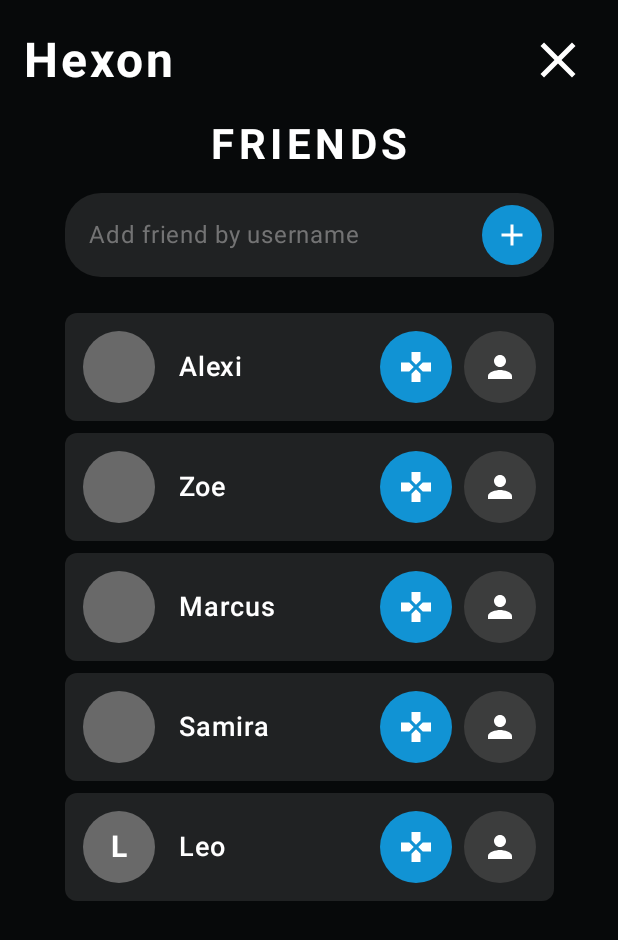
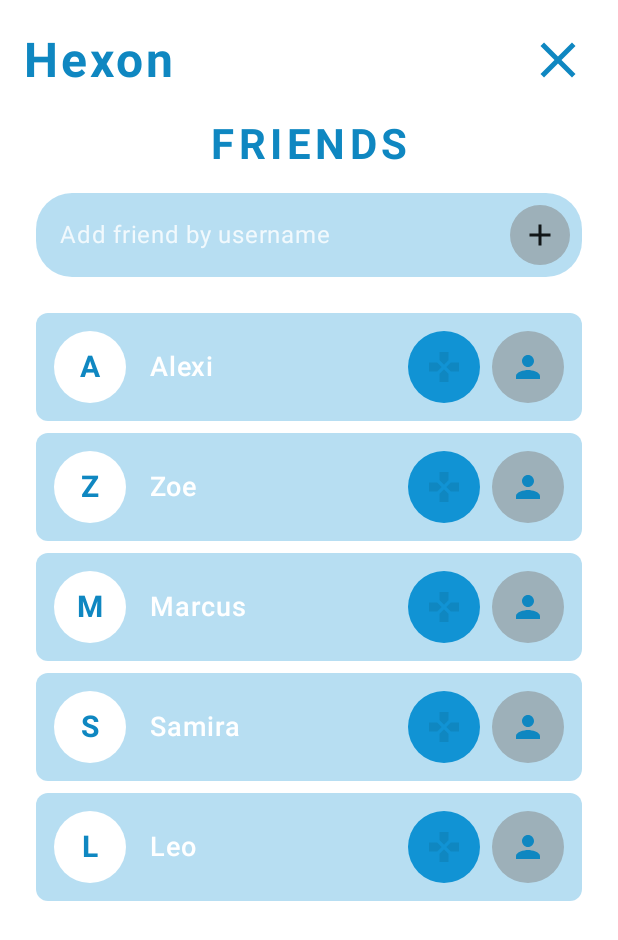
Before and after one commit to Erkko68/HexonKMP, an Android app built with Jetpack Compose: the FriendsScreen screen opened through its navigation route, on a phone screen of 412 x 824 dp. Shown: the top 940 px of the screen. Run offline under Robolectric (Android 15) with nearby library versions, the phone set to English and light mode, and no system bars.

Commit message:
More FriendsScreen.kt improvements, removed status bar for both iOS and android.
Relates to #1.

```diff
--- a/composeApp/src/androidMain/kotlin/eric/bitria/hexon/MainActivity.kt
+++ b/composeApp/src/androidMain/kotlin/eric/bitria/hexon/MainActivity.kt
@@ -4,14 +4,25 @@ import android.os.Bundle
 import androidx.activity.ComponentActivity
 import androidx.activity.compose.setContent
 import androidx.activity.enableEdgeToEdge
+import androidx.core.view.WindowInsetsCompat         // 1. Add this import
+import androidx.core.view.WindowInsetsControllerCompat // 2. Add this import
 
 class MainActivity : ComponentActivity() {
     override fun onCreate(savedInstanceState: Bundle?) {
+        super.onCreate(savedInstanceState)
+
         enableEdgeToEdge()
-        super.onCreate(savedInstanceState)
 
         setContent {
             App()
         }
+
+        val windowInsetsController =
+            WindowInsetsControllerCompat(window, window.decorView)
+
+        windowInsetsController.hide(WindowInsetsCompat.Type.statusBars())
+
+        windowInsetsController.systemBarsBehavior =
+            WindowInsetsControllerCompat.BEHAVIOR_SHOW_TRANSIENT_BARS_BY_SWIPE
     }
 }
--- /dev/null
+++ b/composeApp/src/commonMain/kotlin/eric/bitria/hexon/ui/components/friends/AddFriendInput.kt
@@ -0,0 +1,90 @@
+package eric.bitria.hexon.ui.components.friends
+
+import androidx.compose.foundation.background
+import androidx.compose.foundation.layout.PaddingValues
+import androidx.compose.foundation.layout.Row
+import androidx.compose.foundation.layout.fillMaxWidth
+import androidx.compose.foundation.layout.padding
+import androidx.compose.foundation.layout.size
+import androidx.compose.foundation.shape.CircleShape
+import androidx.compose.foundation.shape.RoundedCornerShape
+import androidx.compose.foundation.text.BasicTextField
+import androidx.compose.material.icons.Icons
+import androidx.compose.material.icons.filled.Add
+import androidx.compose.material3.Button
+import androidx.compose.material3.ButtonDefaults
+import androidx.compose.material3.Icon
+import androidx.compose.material3.MaterialTheme
+import androidx.compose.material3.Text
+import androidx.compose.runtime.Composable
+import androidx.compose.runtime.getValue
+import androidx.compose.runtime.mutableStateOf
+import androidx.compose.runtime.remember
+import androidx.compose.runtime.setValue
+import androidx.compose.ui.Alignment
+import androidx.compose.ui.Modifier
+import androidx.compose.ui.draw.clip
+import androidx.compose.ui.graphics.Color
+import androidx.compose.ui.graphics.SolidColor
+import androidx.compose.ui.text.TextStyle
+import androidx.compose.ui.unit.dp
+import androidx.compose.ui.unit.sp
+
+@Composable
+fun AddFriendInput(
+    onAddFriend: (String) -> Unit
+) {
+    var text by remember { mutableStateOf("") }
+
+    Row(
+        modifier = Modifier
+            .fillMaxWidth()
+            .clip(RoundedCornerShape(24.dp))
+            .background(MaterialTheme.colorScheme.primaryContainer.copy(alpha = 0.3f))
+            .padding(8.dp),
+        verticalAlignment = Alignment.CenterVertically
+    ) {
+        BasicTextField(
+            value = text,
+            onValueChange = { text = it },
+            modifier = Modifier
+                .weight(1f)
+                .padding(horizontal = 8.dp, vertical = 8.dp),
+            textStyle = TextStyle(
+                color = MaterialTheme.colorScheme.onPrimaryContainer,
+                fontSize = 16.sp,
+            ),
+            singleLine = true,
+            cursorBrush = SolidColor(MaterialTheme.colorScheme.onPrimaryContainer),
+            decorationBox = { innerTextField ->
+                if (text.isEmpty()) {
+                    Text(
+                        text = "Add friend by username",
+                        color = MaterialTheme.colorScheme.onPrimaryContainer.copy(alpha = 0.8f),
+                        fontSize = 16.sp
+                    )
+                }
+                innerTextField()
+            }
+        )
+
+        Button(
+            onClick = {
+                onAddFriend(text)
+                text = ""
+            },
+            modifier = Modifier
+                .size(40.dp)
+                .clip(CircleShape),
+            colors = ButtonDefaults.buttonColors(containerColor = MaterialTheme.colorScheme.secondaryContainer),
+            contentPadding = PaddingValues(0.dp)
+        ) {
+            Icon(
+                imageVector = Icons.Default.Add,
+                contentDescription = "Add Friend",
+                tint = MaterialTheme.colorScheme.onSecondaryContainer,
+                modifier = Modifier.size(24.dp)
+            )
+        }
+    }
+}
--- /dev/null
+++ b/composeApp/src/commonMain/kotlin/eric/bitria/hexon/ui/components/friends/FriendListItem.kt
@@ -0,0 +1,107 @@
+package eric.bitria.hexon.ui.components.friends
+
+import androidx.compose.foundation.background
+import androidx.compose.foundation.layout.Arrangement
+import androidx.compose.foundation.layout.Box
+import androidx.compose.foundation.layout.Row
+import androidx.compose.foundation.layout.fillMaxWidth
+import androidx.compose.foundation.layout.padding
+import androidx.compose.foundation.layout.size
+import androidx.compose.foundation.shape.CircleShape
+import androidx.compose.foundation.shape.RoundedCornerShape
+import androidx.compose.material.icons.Icons
+import androidx.compose.material.icons.filled.Gamepad
+import androidx.compose.material.icons.filled.Person
+import androidx.compose.material3.Icon
+import androidx.compose.material3.IconButton
+import androidx.compose.material3.MaterialTheme
+import androidx.compose.material3.Text
+import androidx.compose.runtime.Composable
+import androidx.compose.ui.Alignment
+import androidx.compose.ui.Modifier
+import androidx.compose.ui.draw.clip
+import androidx.compose.ui.text.font.FontWeight
+import androidx.compose.ui.unit.dp
+import androidx.compose.ui.unit.sp
+import eric.bitria.hexon.viewmodel.Friend
+
+@Composable
+fun FriendListItem(
+    friend: Friend,
+    onInvite: (Friend) -> Unit,
+    onViewProfile: (Friend) -> Unit
+) {
+    Row(
+        modifier = Modifier
+            .fillMaxWidth()
+            .clip(RoundedCornerShape(8.dp))
+            .background(MaterialTheme.colorScheme.primaryContainer.copy(alpha = 0.3f))
+            .padding(12.dp),
+        horizontalArrangement = Arrangement.SpaceBetween,
+        verticalAlignment = Alignment.CenterVertically
+    ) {
+        // Left Side: Avatar and Username
+        Row(
+            verticalAlignment = Alignment.CenterVertically,
+            horizontalArrangement = Arrangement.spacedBy(16.dp)
+        ) {
+            // User Letter
+            Box(
+                modifier = Modifier
+                    .size(48.dp)
+                    .clip(CircleShape)
+                    .background(MaterialTheme.colorScheme.onPrimaryContainer),
+                contentAlignment = Alignment.Center
+            ) {
+                Text(
+                    text = friend.username.firstOrNull()?.toString() ?: "",
+                    color = MaterialTheme.colorScheme.primary,
+                    fontSize = 20.sp,
+                    fontWeight = FontWeight.Bold
+                )
+            }
+
+            Text(
+                text = friend.username,
+                color = MaterialTheme.colorScheme.onPrimaryContainer,
+                fontSize = 18.sp,
+                fontWeight = FontWeight.SemiBold
+            )
+        }
+
+        // Right Side: Action Buttons
+        Row(horizontalArrangement = Arrangement.spacedBy(8.dp)) {
+            // Invite to Game Button
+            IconButton(
+                onClick = {onInvite(friend)},
+                modifier = Modifier
+                    .size(48.dp)
+                    .clip(CircleShape)
+                    .background(color = MaterialTheme.colorScheme.primaryContainer),
+                content = {
+                    Icon(
+                        imageVector = Icons.Default.Gamepad,
+                        contentDescription = null,
+                        tint = MaterialTheme.colorScheme.primary
+                    )
+                }
+            )
+
+            // View Profile Button
+            IconButton(
+                onClick = { onViewProfile(friend) },
+                modifier = Modifier
+                    .size(48.dp)
+                    .clip(CircleShape)
+                    .background(color = MaterialTheme.colorScheme.secondaryContainer),
+                content = {
+                    Icon(
+                        imageVector = Icons.Default.Person,
+                        contentDescription = null,
+                        tint = MaterialTheme.colorScheme.primary
+                    )
+                }
+            )
+        }
+    }
+}
--- a/composeApp/src/commonMain/kotlin/eric/bitria/hexon/ui/screens/FriendsScreen.kt
+++ b/composeApp/src/commonMain/kotlin/eric/bitria/hexon/ui/screens/FriendsScreen.kt
@@ -14,39 +14,25 @@ import androidx.compose.foundation.layout.padding
 import androidx.compose.foundation.layout.size
 import androidx.compose.foundation.lazy.LazyColumn
 import androidx.compose.foundation.lazy.items
-import androidx.compose.foundation.shape.CircleShape
-import androidx.compose.foundation.shape.RoundedCornerShape
-import androidx.compose.foundation.text.BasicTextField
 import androidx.compose.material.icons.Icons
-import androidx.compose.material.icons.filled.Add
 import androidx.compose.material.icons.filled.Close
-import androidx.compose.material.icons.filled.Gamepad
-import androidx.compose.material.icons.filled.Person
-import androidx.compose.material3.Button
-import androidx.compose.material3.ButtonDefaults
 import androidx.compose.material3.Icon
 import androidx.compose.material3.IconButton
 import androidx.compose.material3.MaterialTheme
 import androidx.compose.material3.Text
 import androidx.compose.runtime.Composable
-import androidx.compose.runtime.collectAsState // --- CHANGE 1: Add import
+import androidx.compose.runtime.collectAsState
 import androidx.compose.runtime.getValue
-import androidx.compose.runtime.mutableStateOf // --- CHANGE 2: Add imports
-import androidx.compose.runtime.remember
-import androidx.compose.runtime.setValue
 import androidx.compose.ui.Alignment
 import androidx.compose.ui.Modifier
-import androidx.compose.ui.draw.clip
 import androidx.compose.ui.graphics.Color
-import androidx.compose.ui.graphics.SolidColor
-import androidx.compose.ui.graphics.vector.ImageVector
-import androidx.compose.ui.text.TextStyle
 import androidx.compose.ui.text.font.FontWeight
 import androidx.compose.ui.unit.dp
 import androidx.compose.ui.unit.sp
 import androidx.lifecycle.viewmodel.compose.viewModel
 import eric.bitria.hexon.theme.HexonTheme
-import eric.bitria.hexon.viewmodel.Friend
+import eric.bitria.hexon.ui.components.friends.AddFriendInput
+import eric.bitria.hexon.ui.components.friends.FriendListItem
 import eric.bitria.hexon.viewmodel.FriendsViewModel
 import org.jetbrains.compose.ui.tooling.preview.Preview
 
@@ -57,15 +43,17 @@ fun FriendsScreen(
 ) {
     val friends by friendsViewModel.friendsList.collectAsState()
 
+    HexonTheme {
+
         Box(
             modifier = Modifier
                 .fillMaxSize()
-            .background(Color(0xFF111618))
+                .background(MaterialTheme.colorScheme.background)
         ) {
             Box(
                 modifier = Modifier
                     .fillMaxSize()
-                .background(Color.Black.copy(alpha = 0.6f))
+                    .background(MaterialTheme.colorScheme.background.copy(alpha = 0.6f))
             )
 
             Column(
@@ -74,6 +62,7 @@ fun FriendsScreen(
                     .padding(16.dp),
                 horizontalAlignment = Alignment.CenterHorizontally
             ) {
+                // Header Row
                 Row(
                     modifier = Modifier.fillMaxWidth(),
                     horizontalArrangement = Arrangement.SpaceBetween,
@@ -82,7 +71,7 @@ fun FriendsScreen(
                     Text(
                         text = "Hexon",
                         style = MaterialTheme.typography.headlineLarge.copy(
-                        color = Color.White,
+                            color = MaterialTheme.colorScheme.primary,
                             fontWeight = FontWeight.Bold,
                             letterSpacing = 2.sp
                         )
@@ -91,31 +80,35 @@ fun FriendsScreen(
                         Icon(
                             imageVector = Icons.Default.Close,
                             contentDescription = "Close",
-                        tint = Color.White,
+                            tint = MaterialTheme.colorScheme.primary,
                             modifier = Modifier.size(40.dp)
                         )
                     }
                 }
 
-
                 Text(
                     text = "FRIENDS",
                     style = MaterialTheme.typography.headlineMedium.copy(
-                    color = Color.White,
+                        color = MaterialTheme.colorScheme.primary,
                         fontWeight = FontWeight.Bold,
                         letterSpacing = 3.sp
                     ),
                     modifier = Modifier.padding(top = 16.dp, bottom = 16.dp)
                 )
 
+                // Content Column
                 Column(
-                modifier = Modifier.fillMaxWidth(0.9f).then(
+                    modifier = Modifier
+                        .fillMaxWidth()
+                        .then(
                             Modifier.padding(horizontal = 8.dp)
                         )
                 ) {
 
                     AddFriendInput(
-                    onAddFriend = {}
+                        onAddFriend = { username ->
+                            /* TODO: Handle add friend action */
+                        }
                     )
 
                     Spacer(modifier = Modifier.height(24.dp))
@@ -126,161 +119,17 @@ fun FriendsScreen(
                         verticalArrangement = Arrangement.spacedBy(8.dp)
                     ) {
                         items(friends, key = { it.id }) { friend ->
-                        FriendListItem(friend = friend)
+                            FriendListItem(
+                                friend = friend,
+                                onInvite = { /* TODO: Handle invite click */ },
+                                onViewProfile = { /* TODO: Handle profile click */ }
+                            )
                         }
                     }
                 }
             }
         }
     }
-
-@Composable
-fun AddFriendInput(
-    onAddFriend: (String) -> Unit // --- CHANGE 6: Add callback parameter
-) {
-    var text by remember { mutableStateOf("") }
-
-    Row(
-        modifier = Modifier
-            .fillMaxWidth()
-            .clip(RoundedCornerShape(24.dp))
-            .background(Color.White.copy(alpha = 0.1f))
-            .padding(8.dp),
-        verticalAlignment = Alignment.CenterVertically
-    ) {
-        BasicTextField(
-            value = text,
-            onValueChange = { text = it },
-            modifier = Modifier
-                .weight(1f)
-                .padding(horizontal = 8.dp, vertical = 8.dp),
-            textStyle = TextStyle(
-                color = Color.White,
-                fontSize = 16.sp,
-            ),
-            singleLine = true, // Good practice
-            cursorBrush = SolidColor(MaterialTheme.colorScheme.primary),
-            decorationBox = { innerTextField ->
-                if (text.isEmpty()) {
-                    Text(
-                        text = "Add friend by username",
-                        color = Color.Gray.copy(alpha = 0.8f),
-                        fontSize = 16.sp
-                    )
-                }
-                innerTextField()
-            }
-        )
-
-        Button(
-            onClick = {
-                onAddFriend(text)
-                text = ""
-            },
-            modifier = Modifier
-                .size(40.dp)
-                .clip(CircleShape),
-            colors = ButtonDefaults.buttonColors(containerColor = Color(0xFF1193d4)),
-            contentPadding = PaddingValues(0.dp)
-        ) {
-            Icon(
-                imageVector = Icons.Default.Add,
-                contentDescription = "Add Friend",
-                tint = Color.White,
-                modifier = Modifier.size(24.dp)
-            )
-        }
-    }
-}
-
-@Composable
-fun FriendListItem(friend: Friend) {
-    Row(
-        modifier = Modifier
-            .fillMaxWidth()
-            .clip(RoundedCornerShape(8.dp))
-            .background(Color.White.copy(alpha = 0.1f))
-            .padding(12.dp),
-        horizontalArrangement = Arrangement.SpaceBetween,
-        verticalAlignment = Alignment.CenterVertically
-    ) {
-        // Left Side: Avatar and Username
-        Row(
-            verticalAlignment = Alignment.CenterVertically,
-            horizontalArrangement = Arrangement.spacedBy(16.dp)
-        ) {
-            // Avatar/Initial Placeholder
-            FriendAvatar(friend = friend)
-
-            Text(
-                text = friend.username,
-                color = Color.White,
-                fontSize = 18.sp,
-                fontWeight = FontWeight.SemiBold
-            )
-        }
-
-        // Right Side: Action Buttons
-        Row(horizontalArrangement = Arrangement.spacedBy(8.dp)) {
-            // Invite to Game Button (Blue)
-            ActionButton(
-                icon = Icons.Default.Gamepad,
-                backgroundColor = Color(0xFF1193d4),
-                onClick = { /* Invite action */ }
-            )
-
-            // View Profile Button (Gray)
-            ActionButton(
-                icon = Icons.Default.Person,
-                backgroundColor = Color.DarkGray.copy(alpha = 0.8f),
-                onClick = { /* Profile action */ }
-            )
-        }
-    }
-}
-
-@Composable
-fun FriendAvatar(friend: Friend) {
-    Box(
-        modifier = Modifier
-            .size(48.dp)
-            .clip(CircleShape)
-            .background(Color.Gray.copy(alpha = 0.7f)),
-        contentAlignment = Alignment.Center
-    ) {
-        if (friend.avatarUrl != null) {
-
-        } else {
-            Text(
-                text = friend.username.firstOrNull()?.toString() ?: "",
-                color = Color.White,
-                fontSize = 20.sp,
-                fontWeight = FontWeight.Bold
-            )
-        }
-    }
-}
-
-@Composable
-fun ActionButton(
-    icon: ImageVector,
-    backgroundColor: Color,
-    onClick: () -> Unit
-) {
-    IconButton(
-        onClick = onClick,
-        modifier = Modifier
-            .size(48.dp)
-            .clip(CircleShape)
-            .background(backgroundColor),
-        content = {
-            Icon(
-                imageVector = icon,
-                contentDescription = null,
-                tint = Color.White
-            )
-        }
-    )
 }
 
 @Preview(showBackground = true, widthDp = 400, heightDp = 700)
--- a/composeApp/src/commonMain/kotlin/eric/bitria/hexon/ui/screens/LoginScreen.kt
+++ b/composeApp/src/commonMain/kotlin/eric/bitria/hexon/ui/screens/LoginScreen.kt
@@ -49,6 +49,7 @@ import androidx.compose.ui.text.input.KeyboardType
 import androidx.compose.ui.text.input.PasswordVisualTransformation
 import androidx.compose.ui.text.style.TextAlign
 import androidx.compose.ui.unit.dp
+import androidx.compose.ui.unit.sp
 import androidx.lifecycle.viewmodel.compose.viewModel
 import eric.bitria.hexon.theme.HexonTheme
 import eric.bitria.hexon.viewmodel.LoginState
@@ -89,7 +90,8 @@ fun LoginScreen(
                     "Hexon",
                     style = MaterialTheme.typography.headlineLarge.copy(
                         fontWeight = FontWeight.Bold,
-                        color = MaterialTheme.colorScheme.primary
+                        color = MaterialTheme.colorScheme.primary,
+                        letterSpacing = 2.sp
                     ),
                     textAlign = TextAlign.Center
                 )
--- a/composeApp/src/commonMain/kotlin/eric/bitria/hexon/ui/screens/MainMenuScreen.kt
+++ b/composeApp/src/commonMain/kotlin/eric/bitria/hexon/ui/screens/MainMenuScreen.kt
@@ -26,6 +26,7 @@ import androidx.compose.ui.Modifier
 import androidx.compose.ui.draw.clip
 import androidx.compose.ui.text.font.FontWeight
 import androidx.compose.ui.unit.dp
+import androidx.compose.ui.unit.sp
 import androidx.lifecycle.viewmodel.compose.viewModel
 import eric.bitria.hexon.render.GameLayer
 import eric.bitria.hexon.theme.HexonTheme
@@ -43,7 +44,9 @@ fun MainMenuScreen(
     HexonTheme {
 
         Box(
-            modifier = Modifier.fillMaxSize()
+            modifier = Modifier
+                .fillMaxSize()
+                .background(MaterialTheme.colorScheme.background)
         ) {
             GameLayer(
                 modifier = Modifier.fillMaxSize(),
@@ -73,7 +76,8 @@ fun MainMenuScreen(
                             text = "Hexon",
                             style = MaterialTheme.typography.headlineLarge.copy(
                                 color = MaterialTheme.colorScheme.primary,
-                                fontWeight = FontWeight.Bold
+                                fontWeight = FontWeight.Bold,
+                                letterSpacing = 2.sp
                             )
                         )
                         // Profile/Friends Buttons
```
Also changed, not shown: 1 other file. Lines whose indentation alone changed are shown as unchanged.
